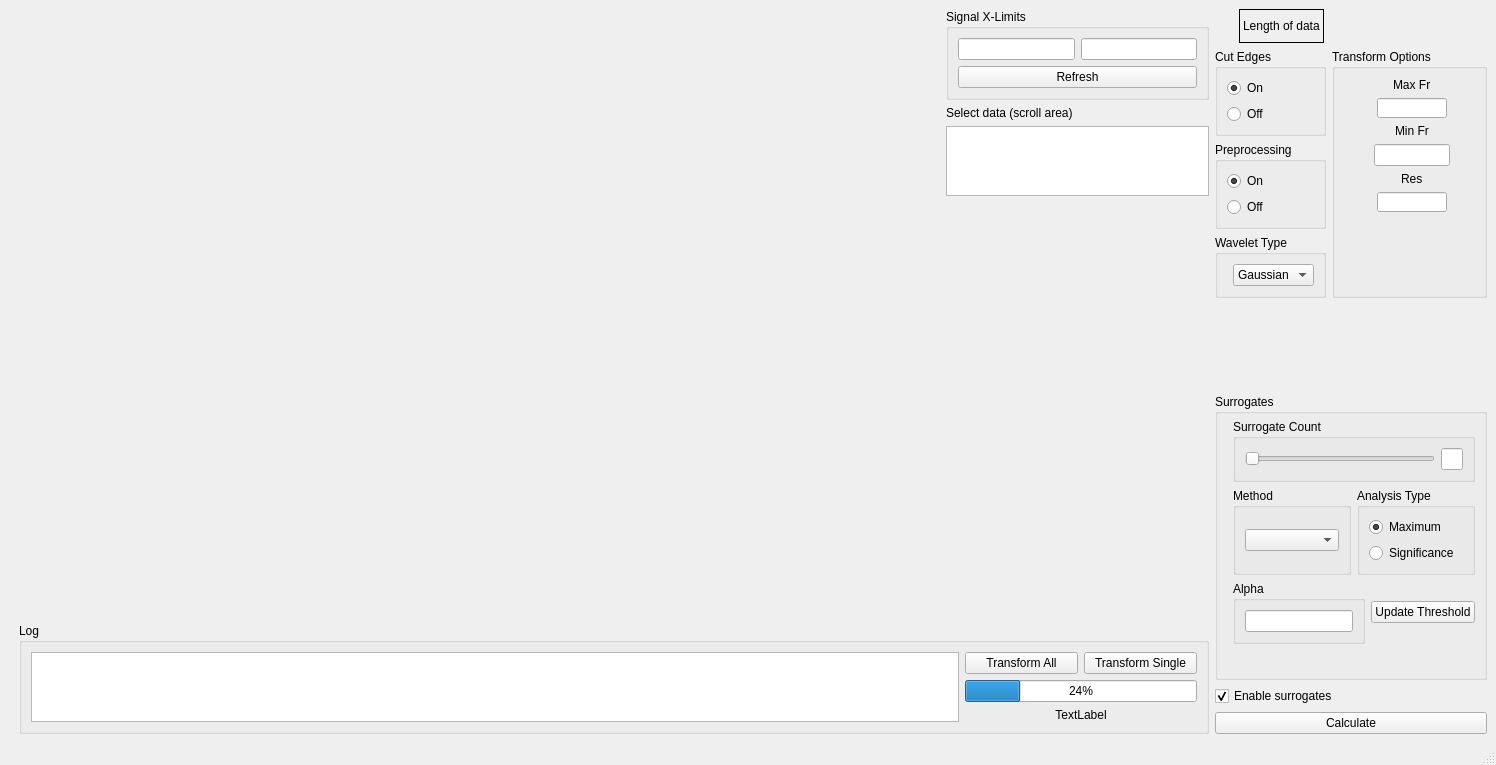
The window that res/layout/window_phase_coherence.ui (luphysics/PyMODA) describes before a commit, drawn with Qt 5.
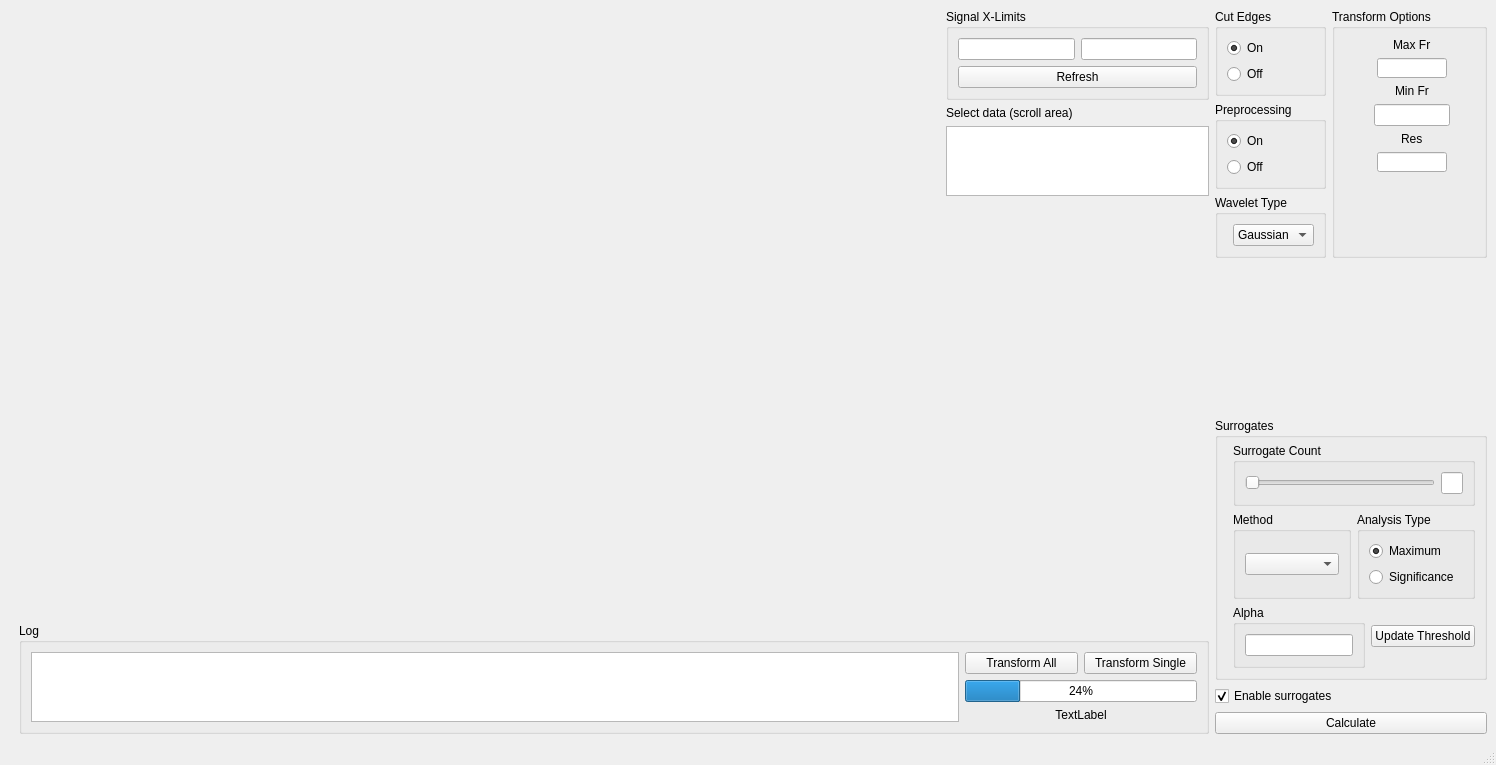
The same window after the commit. Custom widgets are drawn as their Qt base class.

Commit message: Remove unused 'length of data' sections from UI

Patch:
```diff
--- a/res/layout/window_phase_coherence.ui
+++ b/res/layout/window_phase_coherence.ui
@@ -151,146 +151,8 @@
        </layout>
       </item>
       <item>
-       <layout class="QGridLayout" name="gridLayout_6" rowstretch="1,10,10">
+       <layout class="QGridLayout" name="gridLayout_6" rowstretch="1,0">
         <item row="0" column="0">
-         <layout class="QHBoxLayout" name="data_section">
-          <item alignment="Qt::AlignHCenter">
-           <widget class="QLabel" name="label_6">
-            <property name="frameShape">
-             <enum>QFrame::Box</enum>
-            </property>
-            <property name="text">
-             <string>Length of data</string>
-            </property>
-           </widget>
-          </item>
-          <item>
-           <widget class="QWidget" name="dataLength" native="true"/>
-          </item>
-         </layout>
-        </item>
-        <item row="2" column="0">
-         <layout class="QVBoxLayout" name="advanced_options_section" stretch="0">
-          <item>
-           <layout class="QVBoxLayout" name="verticalLayout_2">
-            <item>
-             <widget class="QGroupBox" name="groupBox">
-              <property name="title">
-               <string>Surrogates</string>
-              </property>
-              <layout class="QFormLayout" name="formLayout">
-               <property name="topMargin">
-                <number>5</number>
-               </property>
-               <item row="1" column="1">
-                <widget class="QGroupBox" name="horizontalGroupBox">
-                 <property name="title">
-                  <string>Surrogate Count</string>
-                 </property>
-                 <layout class="QHBoxLayout" name="horizontalLayout_3" stretch="10,1">
-                  <item>
-                   <widget class="QSlider" name="slider_surrogate">
-                    <property name="orientation">
-                     <enum>Qt::Horizontal</enum>
-                    </property>
-                   </widget>
-                  </item>
-                  <item>
-                   <widget class="QLineEdit" name="line_surrogate"/>
-                  </item>
-                 </layout>
-                </widget>
-               </item>
-               <item row="2" column="1">
-                <layout class="QHBoxLayout" name="horizontalLayout_4">
-                 <item>
-                  <widget class="QGroupBox" name="verticalGroupBox">
-                   <property name="title">
-                    <string>Method</string>
-                   </property>
-                   <layout class="QVBoxLayout" name="verticalLayout_9">
-                    <item>
-                     <widget class="QComboBox" name="combo_method"/>
-                    </item>
-                   </layout>
-                  </widget>
-                 </item>
-                 <item>
-                  <widget class="QGroupBox" name="groupBox">
-                   <property name="title">
-                    <string>Analysis Type</string>
-                   </property>
-                   <layout class="QVBoxLayout" name="verticalLayout_3">
-                    <item>
-                     <widget class="QRadioButton" name="radio_analysis_max">
-                      <property name="text">
-                       <string>Maximum</string>
-                      </property>
-                      <property name="checked">
-                       <bool>true</bool>
-                      </property>
-                     </widget>
-                    </item>
-                    <item>
-                     <widget class="QRadioButton" name="radio_analysis_sig">
-                      <property name="text">
-                       <string>Significance</string>
-                      </property>
-                     </widget>
-                    </item>
-                   </layout>
-                  </widget>
-                 </item>
-                </layout>
-               </item>
-               <item row="3" column="1">
-                <layout class="QHBoxLayout" name="horizontalLayout_6">
-                 <item>
-                  <widget class="QGroupBox" name="horizontalGroupBox_2">
-                   <property name="title">
-                    <string>Alpha</string>
-                   </property>
-                   <layout class="QHBoxLayout" name="horizontalLayout_5">
-                    <item>
-                     <widget class="QLineEdit" name="line_alpha"/>
-                    </item>
-                   </layout>
-                  </widget>
-                 </item>
-                 <item>
-                  <widget class="QPushButton" name="btn_update_threshold">
-                   <property name="text">
-                    <string>Update Threshold</string>
-                   </property>
-                  </widget>
-                 </item>
-                </layout>
-               </item>
-              </layout>
-             </widget>
-            </item>
-            <item>
-             <widget class="QCheckBox" name="checkbox_surr">
-              <property name="text">
-               <string>Enable surrogates</string>
-              </property>
-              <property name="checked">
-               <bool>true</bool>
-              </property>
-             </widget>
-            </item>
-            <item>
-             <widget class="QPushButton" name="btn_stats">
-              <property name="text">
-               <string>Calculate</string>
-              </property>
-             </widget>
-            </item>
-           </layout>
-          </item>
-         </layout>
-        </item>
-        <item row="1" column="0">
          <layout class="QFormLayout" name="formLayout_3">
           <property name="labelAlignment">
            <set>Qt::AlignRight|Qt::AlignTrailing|Qt::AlignVCenter</set>
@@ -467,6 +329,127 @@
           </item>
          </layout>
         </item>
+        <item row="1" column="0">
+         <layout class="QVBoxLayout" name="advanced_options_section" stretch="0">
+          <item>
+           <layout class="QVBoxLayout" name="verticalLayout_2">
+            <item>
+             <widget class="QGroupBox" name="groupBox">
+              <property name="title">
+               <string>Surrogates</string>
+              </property>
+              <layout class="QFormLayout" name="formLayout">
+               <property name="topMargin">
+                <number>5</number>
+               </property>
+               <item row="1" column="1">
+                <widget class="QGroupBox" name="horizontalGroupBox">
+                 <property name="title">
+                  <string>Surrogate Count</string>
+                 </property>
+                 <layout class="QHBoxLayout" name="horizontalLayout_3" stretch="10,1">
+                  <item>
+                   <widget class="QSlider" name="slider_surrogate">
+                    <property name="orientation">
+                     <enum>Qt::Horizontal</enum>
+                    </property>
+                   </widget>
+                  </item>
+                  <item>
+                   <widget class="QLineEdit" name="line_surrogate"/>
+                  </item>
+                 </layout>
+                </widget>
+               </item>
+               <item row="2" column="1">
+                <layout class="QHBoxLayout" name="horizontalLayout_4">
+                 <item>
+                  <widget class="QGroupBox" name="verticalGroupBox">
+                   <property name="title">
+                    <string>Method</string>
+                   </property>
+                   <layout class="QVBoxLayout" name="verticalLayout_9">
+                    <item>
+                     <widget class="QComboBox" name="combo_method"/>
+                    </item>
+                   </layout>
+                  </widget>
+                 </item>
+                 <item>
+                  <widget class="QGroupBox" name="groupBox">
+                   <property name="title">
+                    <string>Analysis Type</string>
+                   </property>
+                   <layout class="QVBoxLayout" name="verticalLayout_3">
+                    <item>
+                     <widget class="QRadioButton" name="radio_analysis_max">
+                      <property name="text">
+                       <string>Maximum</string>
+                      </property>
+                      <property name="checked">
+                       <bool>true</bool>
+                      </property>
+                     </widget>
+                    </item>
+                    <item>
+                     <widget class="QRadioButton" name="radio_analysis_sig">
+                      <property name="text">
+                       <string>Significance</string>
+                      </property>
+                     </widget>
+                    </item>
+                   </layout>
+                  </widget>
+                 </item>
+                </layout>
+               </item>
+               <item row="3" column="1">
+                <layout class="QHBoxLayout" name="horizontalLayout_6">
+                 <item>
+                  <widget class="QGroupBox" name="horizontalGroupBox_2">
+                   <property name="title">
+                    <string>Alpha</string>
+                   </property>
+                   <layout class="QHBoxLayout" name="horizontalLayout_5">
+                    <item>
+                     <widget class="QLineEdit" name="line_alpha"/>
+                    </item>
+                   </layout>
+                  </widget>
+                 </item>
+                 <item>
+                  <widget class="QPushButton" name="btn_update_threshold">
+                   <property name="text">
+                    <string>Update Threshold</string>
+                   </property>
+                  </widget>
+                 </item>
+                </layout>
+               </item>
+              </layout>
+             </widget>
+            </item>
+            <item>
+             <widget class="QCheckBox" name="checkbox_surr">
+              <property name="text">
+               <string>Enable surrogates</string>
+              </property>
+              <property name="checked">
+               <bool>true</bool>
+              </property>
+             </widget>
+            </item>
+            <item>
+             <widget class="QPushButton" name="btn_stats">
+              <property name="text">
+               <string>Calculate</string>
+              </property>
+             </widget>
+            </item>
+           </layout>
+          </item>
+         </layout>
+        </item>
        </layout>
       </item>
      </layout>
```
Left out of the diff: 2 changed lines with no effect on the pictures. The commit also changes 2 other files.
